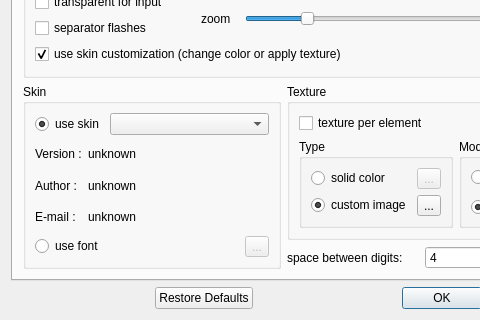
Old version of the form digital_clock/gui/settings_dialog.ui in the repository Kolcha/DigitalClock4; both pictures show x 0 to 480 and y 110 to 430 of the 579 by 430 pixel window.
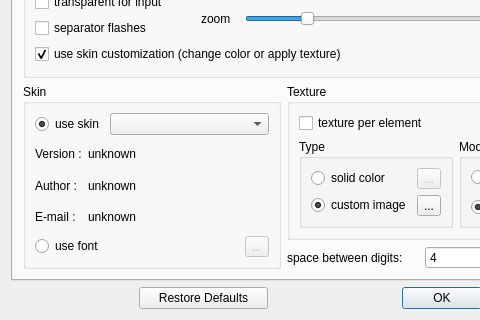
New version of the form. Icons and pictures are not drawn.

Commit message:
fixed 'Restore defaults' button size
branch : bugfixes

What changed in the file:
```diff
--- a/digital_clock/gui/settings_dialog.ui
+++ b/digital_clock/gui/settings_dialog.ui
@@ -732,6 +732,12 @@
      </item>
      <item>
       <widget class="QPushButton" name="defaults_bth">
+       <property name="sizePolicy">
+        <sizepolicy hsizetype="Expanding" vsizetype="Fixed">
+         <horstretch>0</horstretch>
+         <verstretch>0</verstretch>
+        </sizepolicy>
+       </property>
        <property name="text">
         <string>Restore Defaults</string>
        </property>
```
The commit also changes 1 other file.
